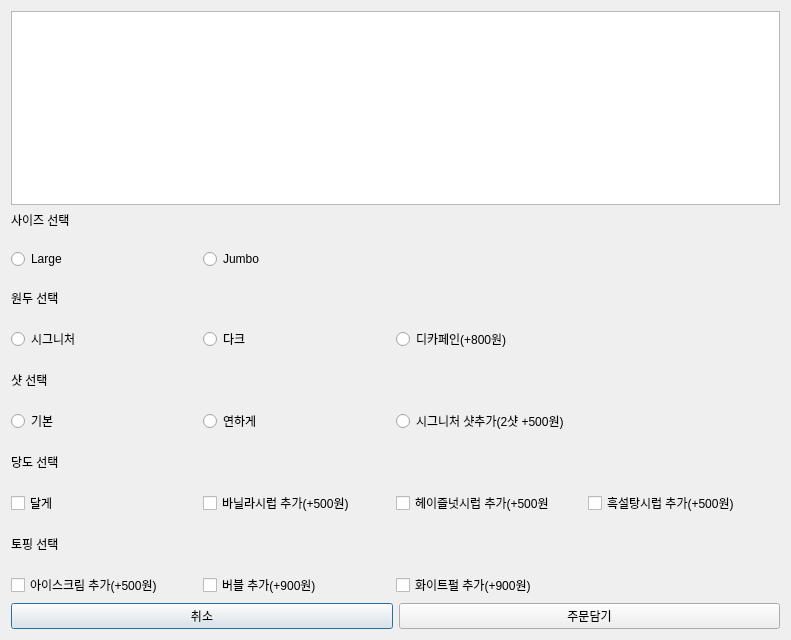
Before: the Qt Designer form VentiApp/menuoptiondialog.ui in minki9252/TheVentiKiosk, drawn with Qt 5.
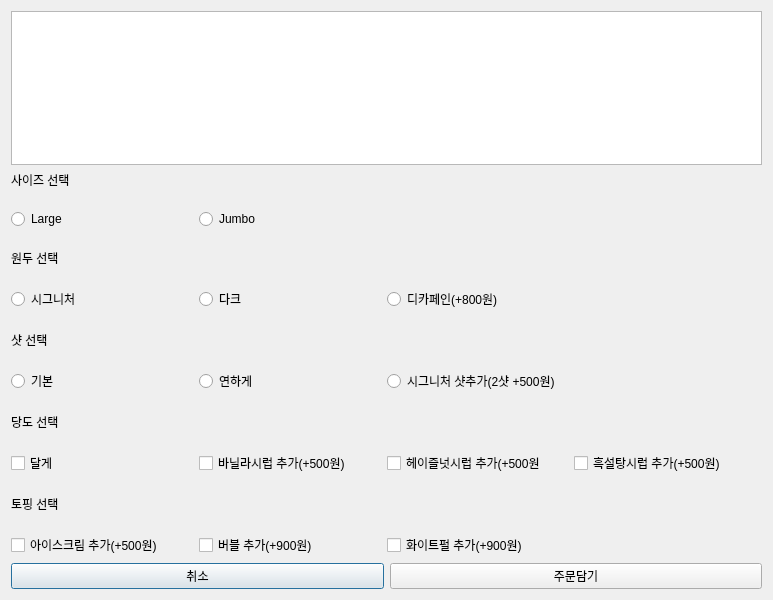
After: the same form once the commit is applied.

Patch:
```diff
--- a/VentiApp/menuoptiondialog.ui
+++ b/VentiApp/menuoptiondialog.ui
@@ -6,8 +6,8 @@
    <rect>
     <x>0</x>
     <y>0</y>
-    <width>791</width>
-    <height>640</height>
+    <width>773</width>
+    <height>600</height>
    </rect>
   </property>
   <property name="windowTitle">
```
